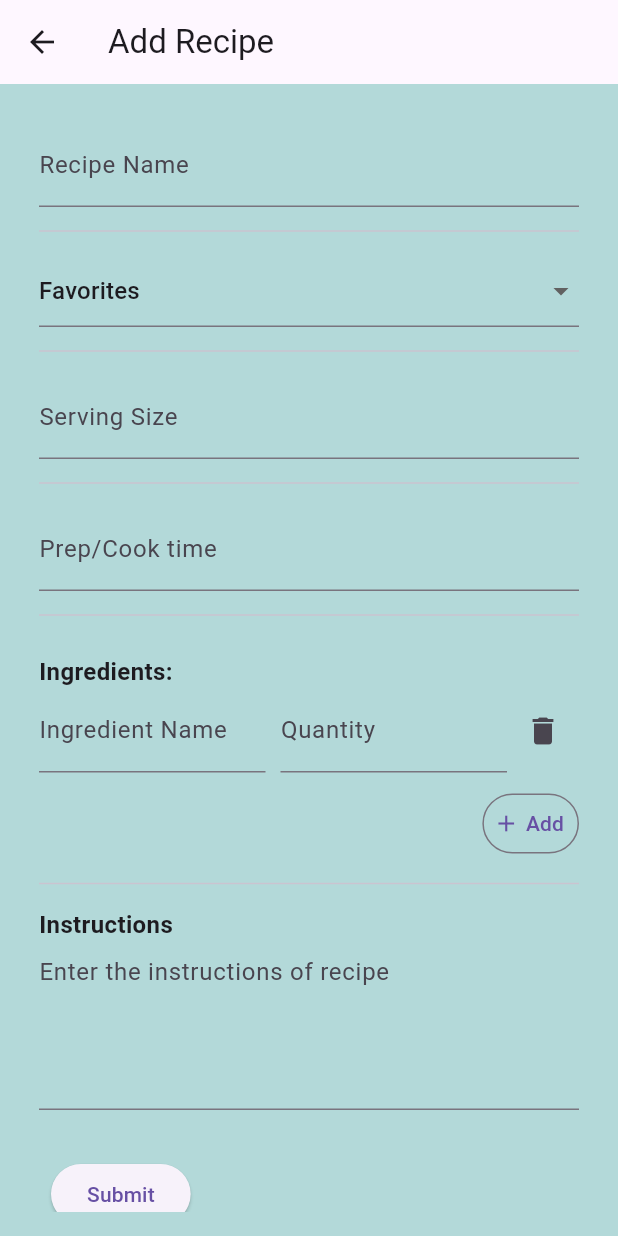
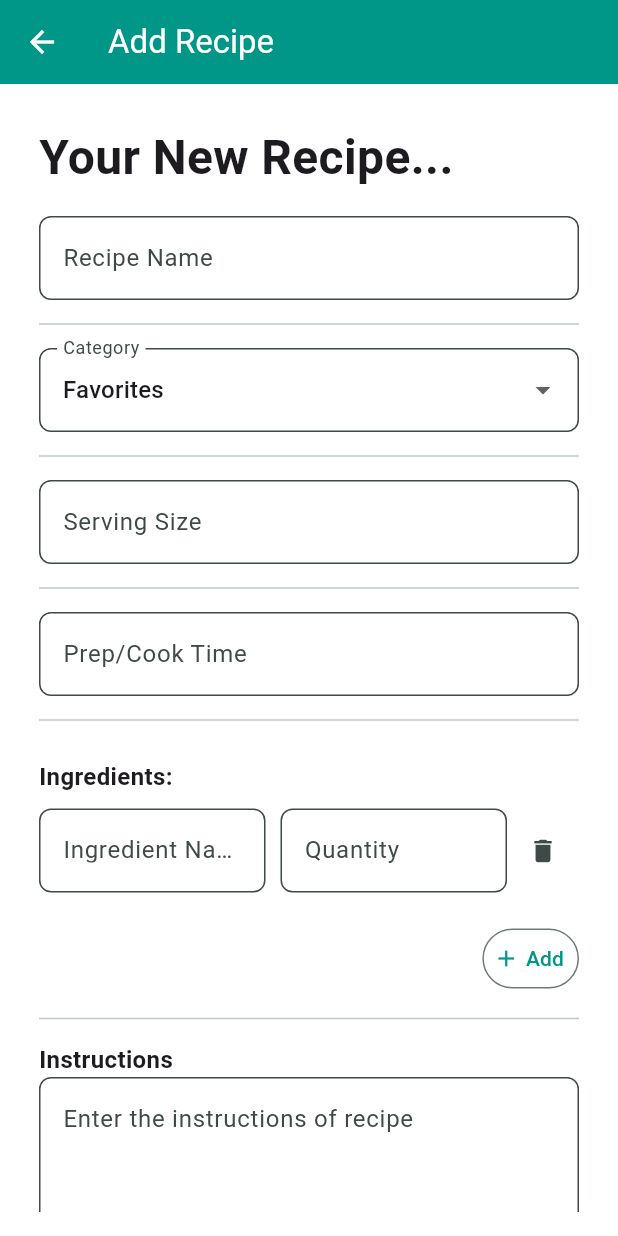
Before and after one commit to darlynvp/recipe-organizer, a Flutter app: the screen it shows after launch, item 2 of the bottom bar chosen, on a phone screen of 412 x 824 dp. Run offline on Flutter 3.47's test engine with Material 3 defaults, Android fonts, the light colour scheme and no system bars; network calls fail; Roboto replaces fonts that are missing (SF Pro).

Commit message:
Changed styling of form

```diff
--- a/lib/add_recipe_form.dart
+++ b/lib/add_recipe_form.dart
@@ -1,3 +1,4 @@
+import 'package:flutter/cupertino.dart';
 import 'package:flutter/material.dart';
 import 'package:flutter/services.dart';
 import 'package:provider/provider.dart';
@@ -5,7 +6,6 @@ import 'package:recipeorganizer/recipe.dart';
 import 'package:recipeorganizer/recipe_manager.dart';
 
 import 'data.dart';
-
 
 class AddRecipeForm extends StatefulWidget {
   const AddRecipeForm({Key? key}) : super(key: key);
@@ -21,15 +21,34 @@ class _AddRecipeFormState extends State<AddRecipeForm> {
   final TextEditingController cookTimeC = TextEditingController();
   final TextEditingController instructionsC = TextEditingController();
 
-
   final _formKey = GlobalKey<FormState>();
   String? _selectedValue = chips[0];
   List<Ingredient> ingredients = [Ingredient(name: '', quantity: '')];
 
+
   @override
   Widget build(BuildContext context) {
 
-    return Align(
+    return Theme(
+      data: Theme.of(context).copyWith(
+        colorScheme: ColorScheme.fromSeed(
+          seedColor: Colors.teal,
+          primary: Colors.teal
+        ),
+        inputDecorationTheme: InputDecorationTheme(
+          filled: true,
+          fillColor: Colors.white,
+          border: OutlineInputBorder(
+            borderRadius: BorderRadius.circular(8.0),
+            borderSide: const BorderSide(color: Colors.grey, width: 1),
+          ),
+          focusedBorder: OutlineInputBorder(
+            borderRadius: BorderRadius.circular(8.0),
+            borderSide: const BorderSide(color: Colors.teal, width: 3),
+          ),
+        ),
+      ),
+      child: Align(
         alignment: Alignment.topCenter,
         child: SingleChildScrollView(
           child: Padding(
@@ -39,6 +58,14 @@ class _AddRecipeFormState extends State<AddRecipeForm> {
               child: Column(
                 crossAxisAlignment: CrossAxisAlignment.start,
                 children: [
+                  const Text(
+                    'Your New Recipe...',
+                    style: TextStyle(
+                    fontSize: 32,
+                    fontWeight: FontWeight.bold,
+                    ),
+                  ),
+                  SizedBox(height: 16),
                   TextFormField(
                     controller: nameC,                // Recipe name input
                     decoration: const InputDecoration(
@@ -53,6 +80,9 @@ class _AddRecipeFormState extends State<AddRecipeForm> {
                   ),
                   Divider(height: 32),
                   DropdownButtonFormField(        // Category selection
+                    decoration: const InputDecoration(
+                      labelText: 'Category',
+                    ),
                     initialValue: _selectedValue,
                     items: chips.map((option) => DropdownMenuItem(
                       value: option,
@@ -85,7 +115,7 @@ class _AddRecipeFormState extends State<AddRecipeForm> {
                   TextFormField(
                     controller: cookTimeC,
                     decoration: const InputDecoration(
-                    labelText: 'Prep/Cook time'
+                      labelText: 'Prep/Cook Time',
                     ),
                   ),
                   Divider(height: 32),
@@ -102,6 +132,7 @@ class _AddRecipeFormState extends State<AddRecipeForm> {
                                 fontWeight: FontWeight.bold,
                               ),
                             ),
+                            SizedBox(height: 10,),
                             ...ingredients.map((ingredient) => IngredientInput(
                               ingredient: ingredient,
                               onDelete: () {
@@ -158,6 +189,7 @@ class _AddRecipeFormState extends State<AddRecipeForm> {
                     ),
                     SizedBox(height: 24),
 
+
                   Padding(
                     padding: const EdgeInsets.all(8.0),
                     child: ElevatedButton(
@@ -184,6 +216,7 @@ class _AddRecipeFormState extends State<AddRecipeForm> {
             ),
           )
         )
+      ),
     );
   }
 
@@ -230,7 +263,9 @@ class _IngredientInputState extends State<IngredientInput> {
 
   @override
   Widget build(BuildContext context) {
-    return Row(
+    return Column(
+      children: [
+        Row(
           children: [
             Expanded(
               child: TextFormField(
@@ -263,7 +298,15 @@ class _IngredientInputState extends State<IngredientInput> {
               onChanged: (value) => widget.ingredient.quantity = value,
             ),
           ),
-        IconButton(onPressed: widget.onDelete, icon: Icon(Icons.delete))
+          IconButton(
+            onPressed: widget.onDelete,
+            icon: Icon(Icons.delete),
+            iconSize: 20,
+            padding: EdgeInsets.all(0),
+          ),
+        ],
+      ),
+      SizedBox(height: 10,),
       ],
     );
   }
--- a/lib/add_recipe_page.dart
+++ b/lib/add_recipe_page.dart
@@ -11,13 +11,25 @@ class AddRecipePage extends StatefulWidget {
 class _AddRecipePageState extends State<AddRecipePage> {
   @override
   Widget build(BuildContext context) {
-    return Scaffold(
-      appBar: AppBar(
-        title: const Text('Add Recipe'),
+    return Theme(
+      data: Theme.of(context).copyWith(
+        colorScheme: ColorScheme.fromSeed(
+          seedColor: Colors.teal,
+        ),
+        scaffoldBackgroundColor: Colors.white,
+        appBarTheme: const AppBarTheme(
+          backgroundColor: Colors.teal,
+          foregroundColor: Colors.white,
+        ),
       ),
-      body: Padding(
-        padding: const EdgeInsets.all(16.0),
-        child: AddRecipeForm(),
+      child: Scaffold(
+        appBar: AppBar(
+          title: const Text('Add Recipe'),
+        ),
+        body: Padding(
+          padding: const EdgeInsets.all(16.0),
+          child: AddRecipeForm(),
+        ),
       ),
     );
   }
```
Lines whose indentation alone changed are shown as unchanged.
